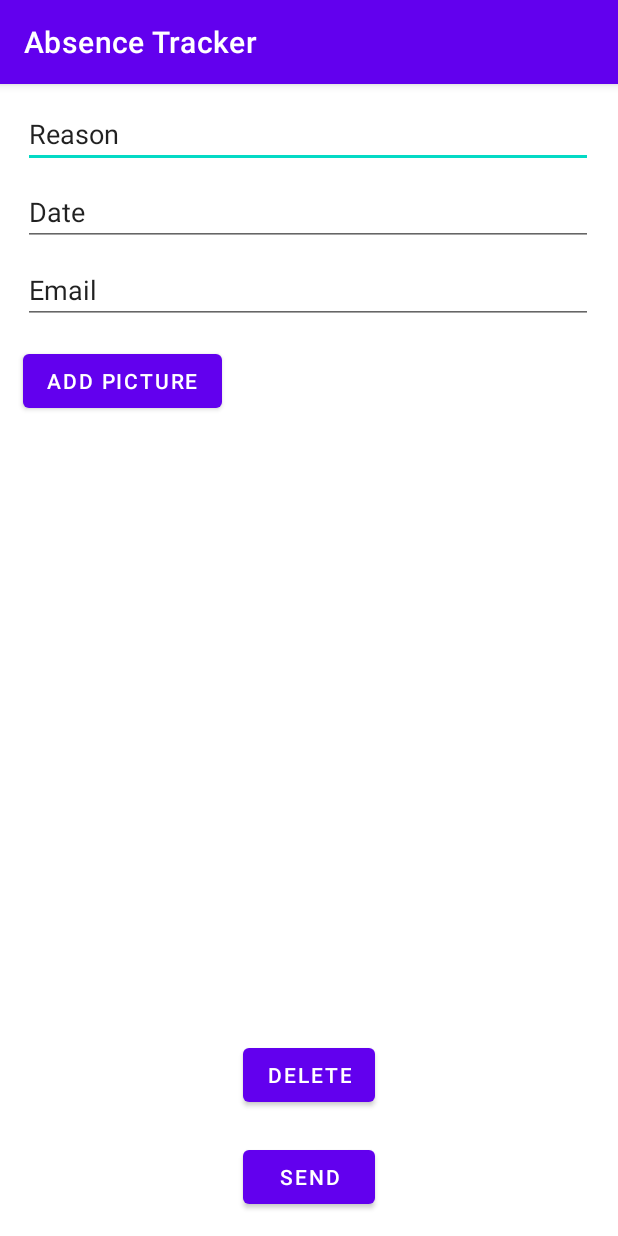
After one commit to lduttwei/AbsenceTracker, an Android app: the AbsenceActivity screen opened directly, with no data from a screen before it, on a phone screen of 412 x 824 dp. The commit adds this screen. Run offline under Robolectric (Android 15) with nearby library versions, the phone set to English and light mode, and no system bars; 1 statement that could not run was skipped.

Commit message:
Interacting with absences
You can scroll the list, open the creator.

```diff
--- a/app/src/main/AndroidManifest.xml
+++ b/app/src/main/AndroidManifest.xml
@@ -18,6 +18,7 @@
                 <category android:name="android.intent.category.LAUNCHER" />
             </intent-filter>
         </activity>
+        <activity android:name=".AbsenceActivity" android:exported="true"> </activity>
     </application>
 
 </manifest>
--- /dev/null
+++ b/app/src/main/java/zli/ld/absencetracker/AbsenceActivity.java
@@ -0,0 +1,44 @@
+package zli.ld.absencetracker;
+
+import android.os.Bundle;
+import android.widget.Button;
+import android.widget.EditText;
+
+import androidx.appcompat.app.AppCompatActivity;
+
+public class AbsenceActivity extends AppCompatActivity {
+    @Override
+    protected void onStop() {
+        super.onStop();
+        EditText text = findViewById(R.id.reason);
+        System.out.println(text.getText());
+    }
+
+    @Override
+    protected void onCreate(Bundle savedInstanceState) {
+        super.onCreate(savedInstanceState);
+        setContentView(R.layout.activity_absence);
+
+        Bundle extras = getIntent().getExtras();
+        boolean edit = extras.getBoolean("edit");
+        if ( edit ) {
+            setField(extras, R.id.reason, "reason");
+            setField(extras, R.id.date, "date");
+            setField(extras, R.id.email, "email");
+        }
+
+        Button button = findViewById(R.id.delete);
+        button.setOnClickListener(v -> {
+            setResult(1);
+            finish();
+        });
+    }
+
+    void setField(Bundle extras, int key, String strKey)
+    {
+        String str = extras.getString(strKey);
+        EditText field = findViewById(key);
+        field.setText(str);
+
+    }
+}
--- /dev/null
+++ b/app/src/main/res/layout/activity_absence.xml
@@ -0,0 +1,78 @@
+<?xml version="1.0" encoding="utf-8"?>
+<androidx.constraintlayout.widget.ConstraintLayout xmlns:android="http://schemas.android.com/apk/res/android"
+    xmlns:app="http://schemas.android.com/apk/res-auto"
+    xmlns:tools="http://schemas.android.com/tools"
+    android:layout_width="match_parent"
+    android:layout_height="match_parent">
+
+    <EditText
+        android:id="@+id/reason"
+        android:layout_width="380dp"
+        android:layout_height="40dp"
+        android:layout_marginStart="15dp"
+        android:layout_marginTop="16dp"
+        android:ems="10"
+        android:inputType="textPersonName"
+        android:text="Reason"
+        app:layout_constraintStart_toStartOf="parent"
+        app:layout_constraintTop_toTopOf="parent" />
+
+    <EditText
+        android:id="@+id/date"
+        android:layout_width="380dp"
+        android:layout_height="40dp"
+        android:layout_marginStart="15dp"
+        android:layout_marginTop="68dp"
+        android:ems="10"
+        android:inputType="textPersonName"
+        android:text="Date"
+        app:layout_constraintStart_toStartOf="parent"
+        app:layout_constraintTop_toTopOf="parent" />
+
+    <EditText
+        android:id="@+id/email"
+        android:layout_width="380dp"
+        android:layout_height="40dp"
+        android:layout_marginStart="15dp"
+        android:layout_marginTop="120dp"
+        android:ems="10"
+        android:inputType="textPersonName"
+        android:text="Email"
+        app:layout_constraintStart_toStartOf="parent"
+        app:layout_constraintTop_toTopOf="parent" />
+
+    <Button
+        android:id="@+id/button"
+        android:layout_width="wrap_content"
+        android:layout_height="wrap_content"
+        android:layout_marginStart="15dp"
+        android:layout_marginTop="14dp"
+        android:text="Add Picture"
+        app:layout_constraintStart_toStartOf="parent"
+        app:layout_constraintTop_toBottomOf="@+id/email" />
+
+    <Button
+        android:id="@+id/delete"
+        android:layout_width="wrap_content"
+        android:layout_height="wrap_content"
+        android:layout_marginStart="161dp"
+        android:layout_marginEnd="161dp"
+        android:layout_marginBottom="20dp"
+        android:text="Delete"
+        app:layout_constraintBottom_toTopOf="@+id/send"
+        app:layout_constraintEnd_toEndOf="parent"
+        app:layout_constraintStart_toStartOf="parent" />
+
+    <Button
+        android:id="@+id/send"
+        android:layout_width="wrap_content"
+        android:layout_height="wrap_content"
+        android:layout_marginStart="161dp"
+        android:layout_marginEnd="161dp"
+        android:layout_marginBottom="15dp"
+        android:text="Send"
+        app:layout_constraintBottom_toBottomOf="parent"
+        app:layout_constraintEnd_toEndOf="parent"
+        app:layout_constraintStart_toStartOf="parent" />
+
+</androidx.constraintlayout.widget.ConstraintLayout>
```
Also changed, not shown: app/src/main/java/zli/ld/absencetracker/MainActivity.java (+109 -0 lines), app/src/main/java/zli/ld/absencetracker/Model/Absence.java (added, +47 -0 lines), app/src/main/res/layout/activity_main.xml (+28 -5 lines).
